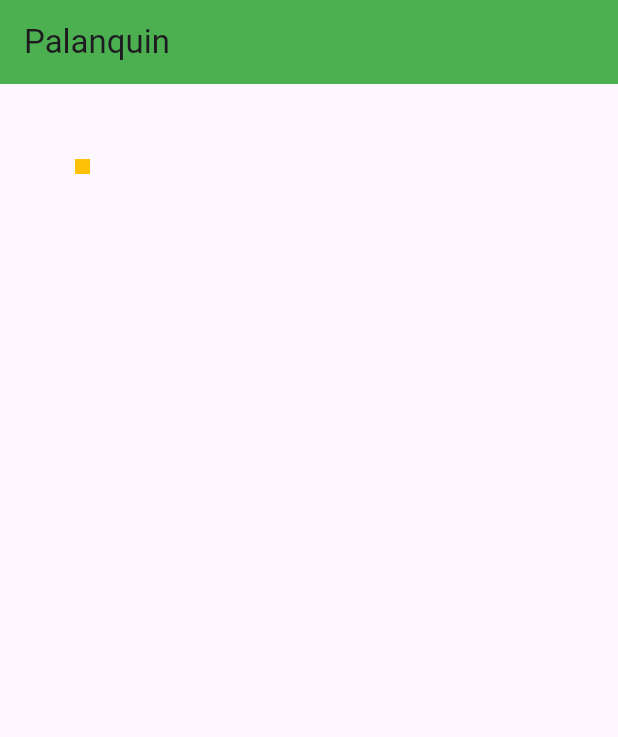
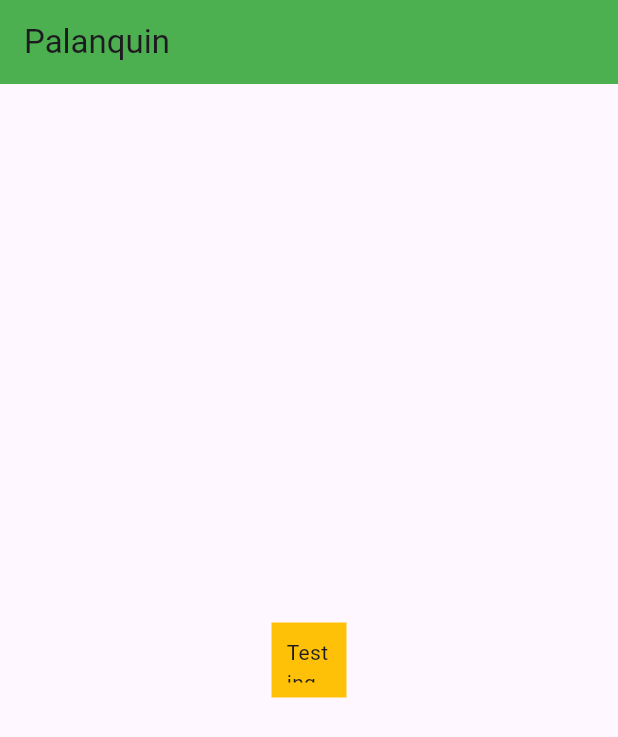
Before and after one commit to arunabhdas/palanquin, a Flutter app: the screen it shows after launch, on a phone screen of 412 x 824 dp. Shown: the top 737 px of the screen. Run offline on Flutter 3.47's test engine with Material 3 defaults, Android fonts, the phone set to English and light mode, and no system bars.

Commit message:
Centered Testing widget

```diff
--- a/palanquin-flutter/palanquin/lib/main.dart
+++ b/palanquin-flutter/palanquin/lib/main.dart
@@ -16,14 +16,16 @@
             backgroundColor: Colors.green,
             title: const Text("Palanquin"),
           ),
-          body: Container(
-            child: const Text("Testing"),
-            margin: const EdgeInsets.all(50),
-            padding: const EdgeInsets.all(10),
-            height: 10,
-            width: 10,
-            decoration: BoxDecoration(
-              color: Colors.amber
+          body: Center(
+            child: Container(
+              child: const Text("Testing"),
+              margin: const EdgeInsets.all(50),
+              padding: const EdgeInsets.all(10),
+              height: 50,
+              width: 50,
+              decoration: BoxDecoration(
+                color: Colors.amber
+              ),
             ),
           ),
       )
```
